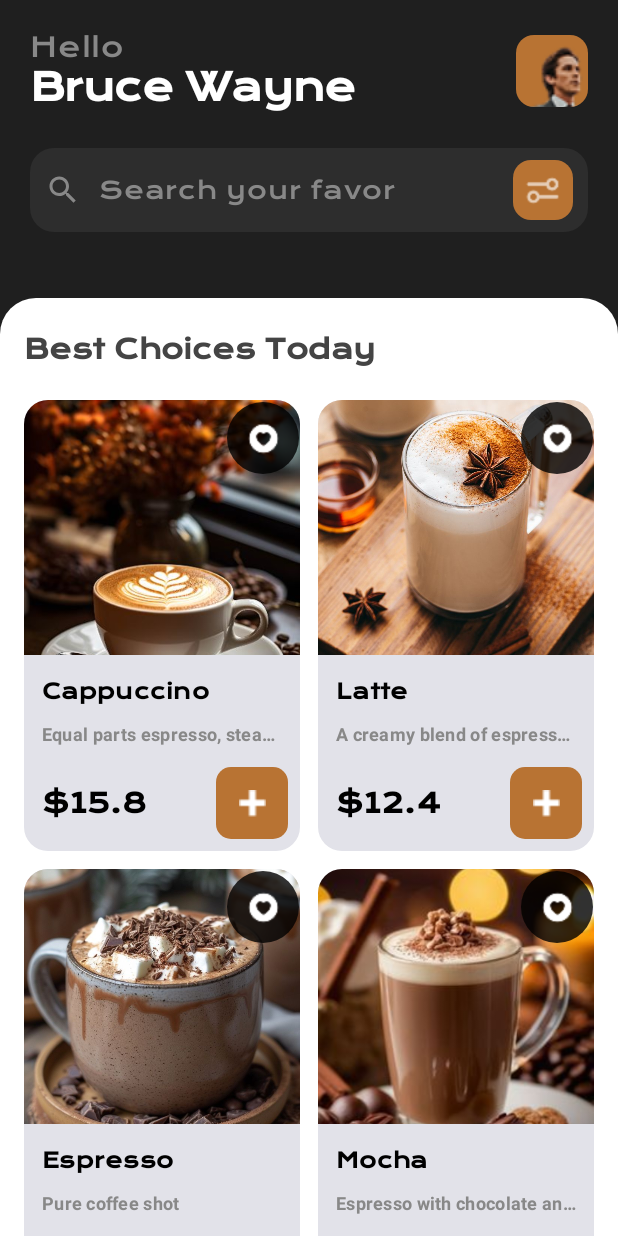
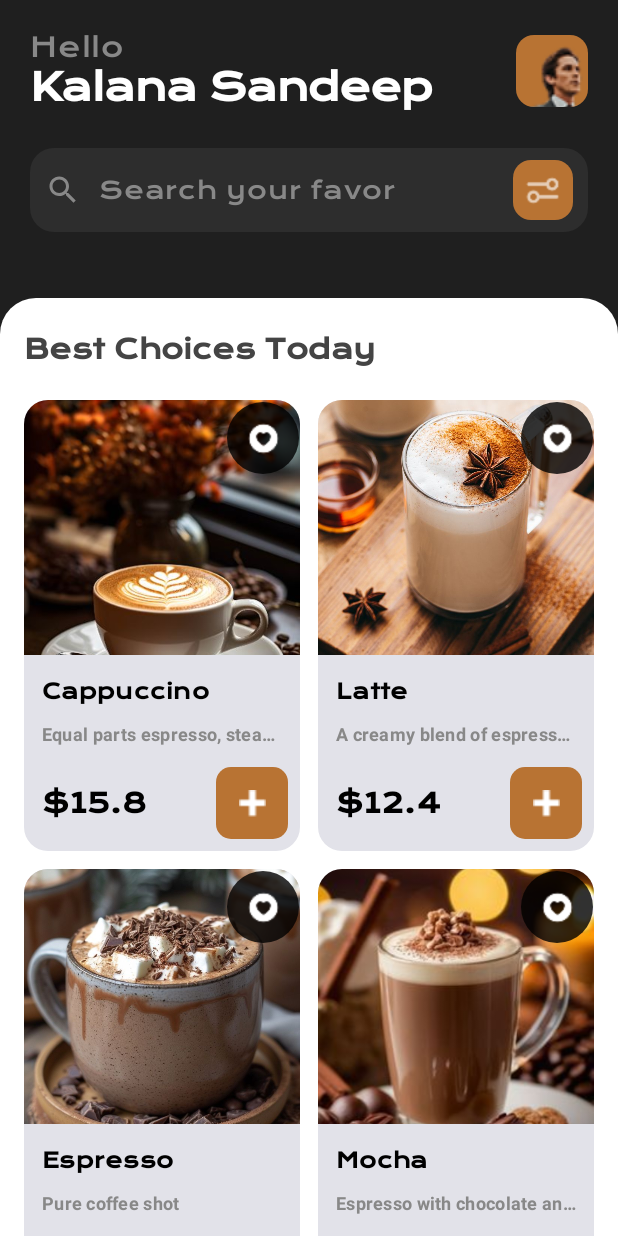
Before and after one commit to kalana20020123/Online-Coffee-Shop-MAD, an Android app built with Jetpack Compose: the composable HomeScreen shown on its own in the app's theme, on a phone screen of 412 x 824 dp. Run offline under Robolectric (Android 15) with nearby library versions, the phone set to English and light mode, and no system bars; 1 statement that could not run was skipped.

Commit message:
Updated project

```diff
--- a/app/src/main/java/com/example/coffees/HomeScreen.kt
+++ b/app/src/main/java/com/example/coffees/HomeScreen.kt
@@ -61,7 +61,7 @@ fun HomeScreen(navController: NavHostController) { // Add navController paramete
                             style = MaterialTheme.typography.bodyLarge
                         )
                         Text(
-                            text = "Bruce Wayne",
+                            text = "Kalana Sandeep",
                             color = Color.White,
                             fontSize = 25.sp,
                             fontFamily = customFont,
```
Also changed, not shown: app/src/main/res/drawable/authscreen.jpg (deleted), 4 other files.
